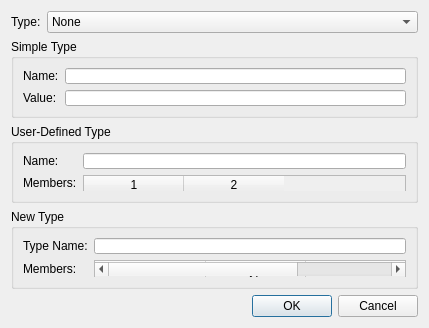
Before: the Qt Designer form additemdialog.ui in chrismanning/ddvs, drawn with Qt 5.
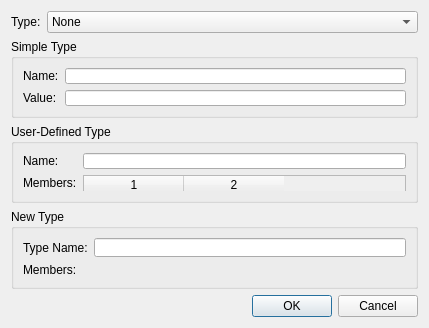
After: the same form once the commit is applied. Custom widgets are drawn as their Qt base class.

Commit message: Create a widget with a table for adding members to new types

```diff
--- a/additemdialog.ui
+++ b/additemdialog.ui
@@ -143,30 +143,7 @@
        </widget>
       </item>
       <item row="2" column="1">
-       <widget class="QTableWidget" name="newTypeMembersWidget">
-        <property name="rowCount">
-         <number>1</number>
-        </property>
-        <property name="columnCount">
-         <number>3</number>
-        </property>
-        <row/>
-        <column>
-         <property name="text">
-          <string>Name</string>
-         </property>
-        </column>
-        <column>
-         <property name="text">
-          <string>Type</string>
-         </property>
-        </column>
-        <column>
-         <property name="text">
-          <string>Value</string>
-         </property>
-        </column>
-       </widget>
+       <widget class="NewMembersWidget" name="newMembersWidget" native="true"/>
       </item>
      </layout>
     </widget>
@@ -183,6 +160,14 @@
    </item>
   </layout>
  </widget>
+ <customwidgets>
+  <customwidget>
+   <class>NewMembersWidget</class>
+   <extends>QWidget</extends>
+   <header location="global">newmemberswidget.h</header>
+   <container>1</container>
+  </customwidget>
+ </customwidgets>
  <resources/>
  <connections>
   <connection>
```
Left out of the diff: 5 changed lines with no effect on the pictures. The commit also changes 8 other files.
